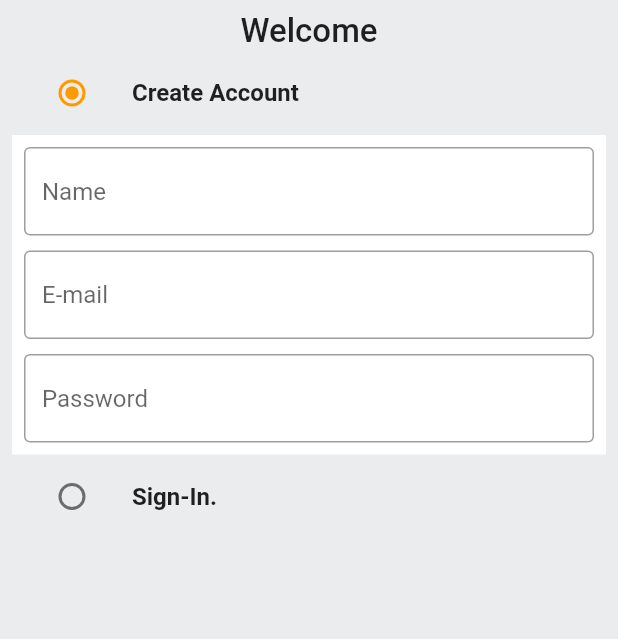
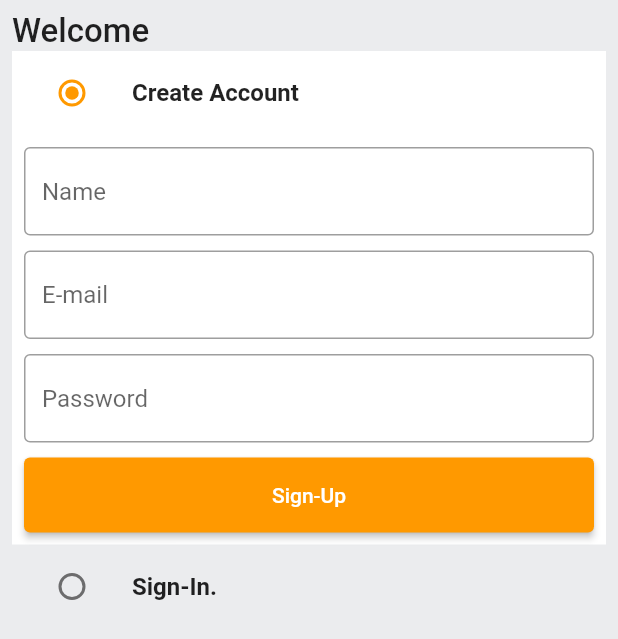
Before and after one commit to thevipulkumawat/project_amazon, a Flutter app: the screen it shows after launch, on a phone screen of 412 x 824 dp. Shown: the top 639 px of the screen. Run offline on Flutter 3.47's test engine with Material 2 defaults, Android fonts, the phone set to English and light mode, and no system bars.

Commit message:
04112022

```diff
--- /dev/null
+++ b/lib/common/widgets/custom_button.dart
@@ -0,0 +1,21 @@
+import 'package:flutter/material.dart';
+
+class CustomButton extends StatelessWidget {
+  final String text;
+  final VoidCallback onTap;
+  const CustomButton({Key? key, required this.text, required this.onTap})
+      : super(key: key);
+
+  @override
+  Widget build(BuildContext context) {
+    return ElevatedButton(
+      onPressed: onTap,
+      style: ElevatedButton.styleFrom(
+        minimumSize: const Size(double.infinity, 50),
+      ),
+      child: Text(
+        text,
+      ),
+    );
+  }
+}
--- a/lib/features/auth/screens/auth_screen.dart
+++ b/lib/features/auth/screens/auth_screen.dart
@@ -1,8 +1,7 @@
 import 'package:flutter/material.dart';
+import 'package:project_amazon/common/widgets/custom_button.dart';
 import 'package:project_amazon/common/widgets/custom_textfield.dart';
 import 'package:project_amazon/constants/global_variables.dart';
-
-
 
 enum Auth {
   signin,
@@ -27,14 +26,12 @@ class _AuthScreenState extends State<AuthScreen> {
   final TextEditingController _nameController = TextEditingController();
 
   @override
-  void dispose(){
+  void dispose() {
     super.dispose();
     _emailController.dispose();
     _passwordController.dispose();
     _nameController.dispose();
   }
-
-
 
   @override
   Widget build(BuildContext context) {
@@ -44,6 +41,7 @@ class _AuthScreenState extends State<AuthScreen> {
         child: Padding(
           padding: const EdgeInsets.all(8.0),
           child: Column(
+            crossAxisAlignment: CrossAxisAlignment.start,
             children: [
               const Text(
                 'Welcome',
@@ -53,6 +51,9 @@ class _AuthScreenState extends State<AuthScreen> {
                 ),
               ),
               ListTile(
+                tileColor: _auth == Auth.signup
+                    ? GlobalVariables.backgroundColor
+                    : GlobalVariables.greyBackgroundColor,
                 title: const Text(
                   'Create Account',
                   style: TextStyle(
@@ -60,7 +61,7 @@ class _AuthScreenState extends State<AuthScreen> {
                   ),
                 ),
                 leading: Radio(
-                  activeColor: GlobalVariables.secondaryColor,
+                    activeColor: GlobalVariables.secondaryColor,
                     value: Auth.signup,
                     groupValue: _auth,
                     onChanged: (Auth? val) {
@@ -69,7 +70,7 @@ class _AuthScreenState extends State<AuthScreen> {
                       });
                     }),
               ),
-              if(_auth == Auth.signup)
+              if (_auth == Auth.signup)
                 Container(
                   padding: const EdgeInsets.all(8),
                   color: GlobalVariables.backgroundColor,
@@ -77,26 +78,35 @@ class _AuthScreenState extends State<AuthScreen> {
                     key: _signUpFormKey,
                     child: Column(
                       children: [
-                        CustomTextField(controller: _nameController,
+                        CustomTextField(
+                          controller: _nameController,
                           hintText: 'Name',
                         ),
-                        const SizedBox(height: 10,),
-                        CustomTextField(controller: _emailController,
+                        const SizedBox(
+                          height: 10,
+                        ),
+                        CustomTextField(
+                          controller: _emailController,
                           hintText: 'E-mail',
                         ),
-                        const SizedBox(height: 10,),
-                        CustomTextField(controller: _passwordController,
+                        const SizedBox(
+                          height: 10,
+                        ),
+                        CustomTextField(
+                          controller: _passwordController,
                           hintText: 'Password',
                         ),
+                        const SizedBox(
+                          height: 10,
+                        ),
+                        CustomButton(text: 'Sign-Up', onTap: () {}),
                       ],
-
                     ),
                   ),
                 ),
-
-
-
-              ListTile(
+              ListTile(tileColor: _auth == Auth.signin
+                  ? GlobalVariables.backgroundColor
+                  : GlobalVariables.greyBackgroundColor,
                 title: const Text(
                   'Sign-In.',
                   style: TextStyle(
@@ -112,7 +122,34 @@ class _AuthScreenState extends State<AuthScreen> {
                         _auth = val!;
                       });
                     }),
-              )
+              ),
+              if (_auth == Auth.signin)
+                Container(
+                  padding: const EdgeInsets.all(8),
+                  color: GlobalVariables.backgroundColor,
+                  child: Form(
+                    key: _signUpFormKey,
+                    child: Column(
+                      children: [
+                        CustomTextField(
+                          controller: _emailController,
+                          hintText: 'E-mail',
+                        ),
+                        const SizedBox(
+                          height: 10,
+                        ),
+                        CustomTextField(
+                          controller: _passwordController,
+                          hintText: 'Password',
+                        ),
+                        const SizedBox(
+                          height: 10,
+                        ),
+                        CustomButton(text: 'Sign-In', onTap: () {}),
+                      ],
+                    ),
+                  ),
+                ),
             ],
           ),
         ),
```
Also changed, not shown: 1 other file.
